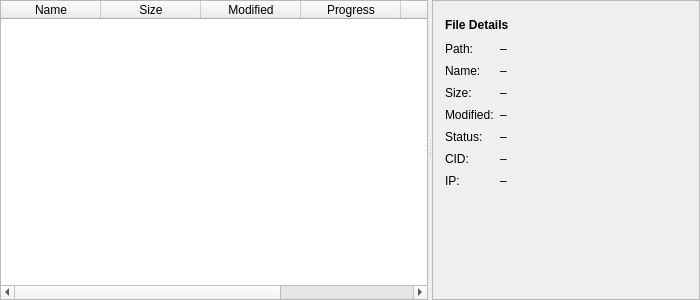
First picture: the form in hsync_desktop/ui/file_panel.ui, repository albertsdk/hsync-desktop, before the edit.
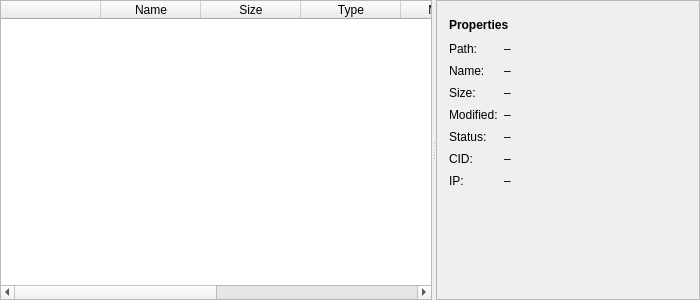
Second picture: the form after the edit.

Patch:
```diff
--- a/hsync_desktop/ui/file_panel.ui
+++ b/hsync_desktop/ui/file_panel.ui
@@ -48,14 +48,20 @@
        <bool>false</bool>
       </property>
       <property name="columnCount">
-       <number>6</number>
+       <number>8</number>
       </property>
+      <column>
+       <property name="text"><string/></property>
+      </column>
       <column>
        <property name="text"><string>Name</string></property>
       </column>
       <column>
        <property name="text"><string>Size</string></property>
       </column>
+      <column>
+       <property name="text"><string>Type</string></property>
+      </column>
       <column>
        <property name="text"><string>Modified</string></property>
       </column>
@@ -96,7 +102,7 @@
         <layout class="QHBoxLayout" name="detailHeader">
          <item>
           <widget class="QLabel" name="lblDetailTitle">
-           <property name="text"><string>File Details</string></property>
+           <property name="text"><string>Properties</string></property>
            <property name="font">
             <font><bold>true</bold></font>
            </property>
```
